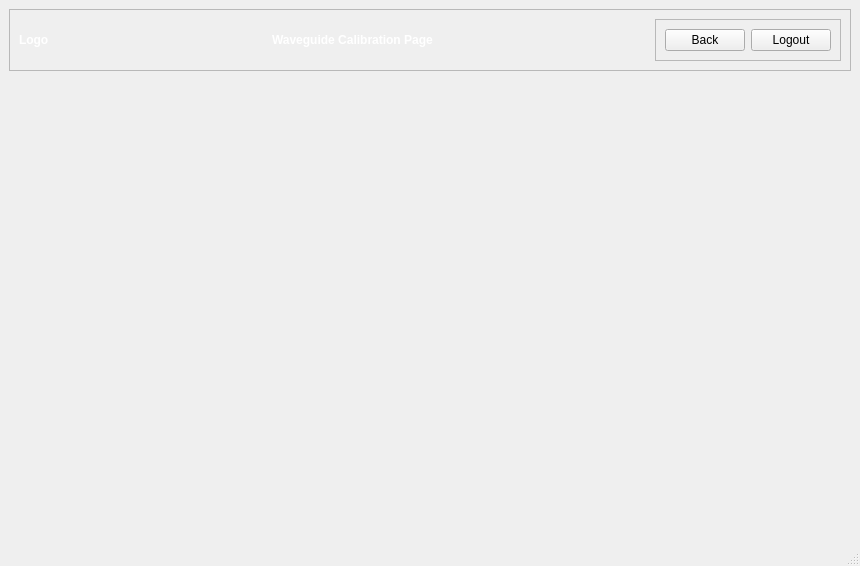
Jeffrey-Ragland/pyqt5IOCLTwo, file waveguideCalibrationPage.ui: the form before one commit.
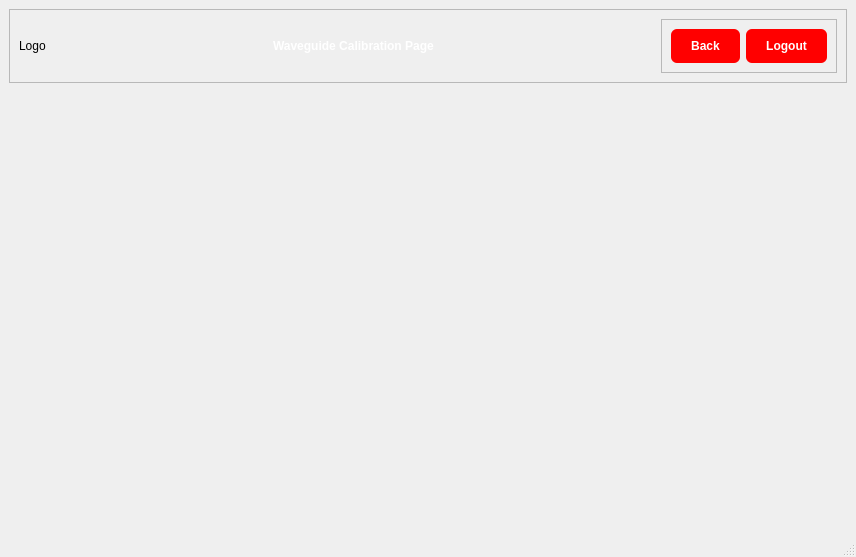
The form after the commit.

Diff of the .ui file:
```diff
--- a/waveguideCalibrationPage.ui
+++ b/waveguideCalibrationPage.ui
@@ -6,18 +6,15 @@
    <rect>
     <x>0</x>
     <y>0</y>
-    <width>860</width>
-    <height>566</height>
+    <width>856</width>
+    <height>557</height>
    </rect>
   </property>
   <property name="windowTitle">
    <string>MainWindow</string>
   </property>
   <property name="styleSheet">
-   <string notr="true">QLabel {
-    color: white;
-	font-weight: bold;
-}</string>
+   <string notr="true"/>
   </property>
   <widget class="QWidget" name="centralwidget">
    <layout class="QVBoxLayout" name="verticalLayout">
@@ -44,7 +41,7 @@
          </property>
          <property name="sizeHint" stdset="0">
           <size>
-           <width>202</width>
+           <width>161</width>
            <height>20</height>
           </size>
          </property>
@@ -52,6 +49,12 @@
        </item>
        <item>
         <widget class="QLabel" name="label">
+         <property name="styleSheet">
+          <string notr="true">QLabel {
+    color: white;
+	font-weight: bold;
+}</string>
+         </property>
          <property name="text">
           <string>Waveguide Calibration Page</string>
          </property>
@@ -64,7 +67,7 @@
          </property>
          <property name="sizeHint" stdset="0">
           <size>
-           <width>202</width>
+           <width>160</width>
            <height>20</height>
           </size>
          </property>
@@ -72,6 +75,16 @@
        </item>
        <item>
         <widget class="QFrame" name="frame_2">
+         <property name="styleSheet">
+          <string notr="true">QPushButton {
+	background-color: rgb(255, 0, 0);
+   	color: white;
+	border-radius: 6px;
+	padding: 10px 20px;
+	font: bold;
+}
+</string>
+         </property>
          <property name="frameShape">
           <enum>QFrame::StyledPanel</enum>
          </property>
```
Left out of the diff: 4 changed lines with no effect on the pictures.
